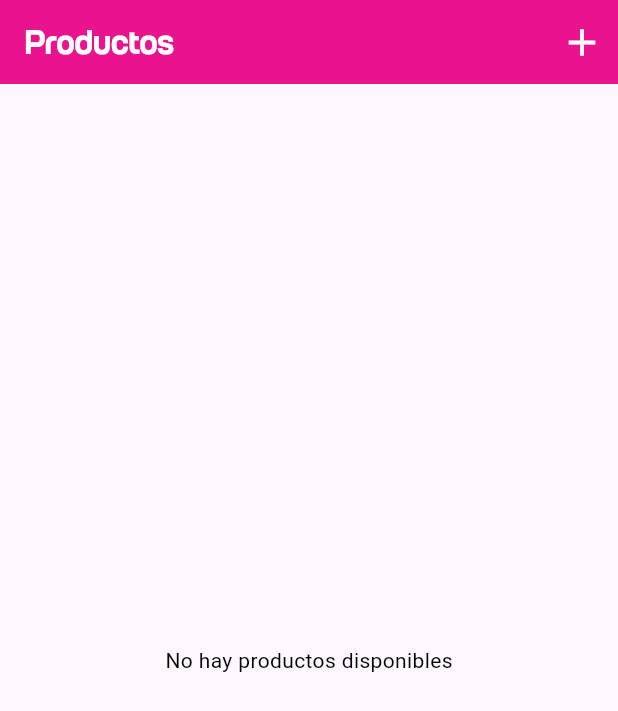
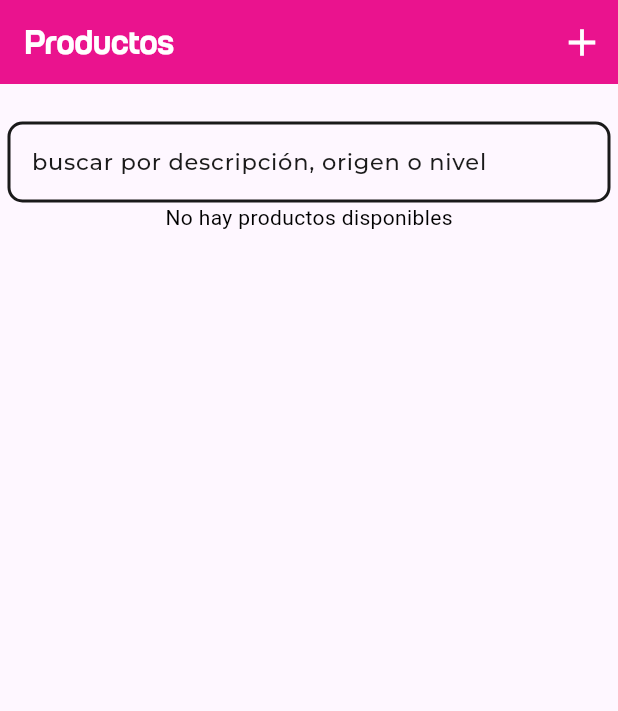
Before and after one commit to Cherrox/e-price, a Flutter app: the ProductosPage screen opened directly with empty values, on a phone screen of 412 x 824 dp. Shown: the top 711 px of the screen. Run offline on Flutter 3.47's test engine with Material 3 defaults, Android fonts, the light colour scheme and no system bars; our stand-ins replace barcode_widget, cached_network_image, cloud_firestore, file_picker, firebase_auth, firebase_core and 8 more; missing offline and left inert: excel, hardware_buttons_find_flutter, simple_barcode_scanner; accounts and stored records are empty; project files that could hold a hidden picture were left out.

Commit message:
add filter in products page

```diff
--- a/lib/src/pages/productos/add_one_product_page copy.dart
+++ b/lib/src/pages/productos/add_one_product_page copy.dart
@@ -56,19 +56,19 @@ class _AddOneProductPageState extends State<AddOneProductPage> {
     _origenController = TextEditingController();
     _especificacionesController = TextEditingController();
     //Para probar
-    _codigoController = TextEditingController(text: "5555555555");
-    _nombreController = TextEditingController(text: "Producto de prueba");
-    _codeController = TextEditingController(text: "5555555555");
-    _precioController = TextEditingController(text: "900");
-    _precioEnteroController = TextEditingController(text: "900");
-    _precioMiembrosController = TextEditingController(text: "785");
-    _nUMSKUController = TextEditingController(text: "5555555555");
-    _atributoController = TextEditingController(text: "DEFAULT");
-    _listPrecioController = TextEditingController(text: "negocio");
-    _unidadController = TextEditingController(text: "UND");
-    _nivelController = TextEditingController(text: "Premium");
-    _origenController = TextEditingController(text: "Dominicana");
-    _especificacionesController = TextEditingController(text: "Nuevo");
+    // _codigoController = TextEditingController(text: "5555555555");
+    // _nombreController = TextEditingController(text: "Producto de prueba");
+    // _codeController = TextEditingController(text: "5555555555");
+    // _precioController = TextEditingController(text: "900");
+    // _precioEnteroController = TextEditingController(text: "900");
+    // _precioMiembrosController = TextEditingController(text: "785");
+    // _nUMSKUController = TextEditingController(text: "5555555555");
+    // _atributoController = TextEditingController(text: "DEFAULT");
+    // _listPrecioController = TextEditingController(text: "negocio");
+    // _unidadController = TextEditingController(text: "UND");
+    // _nivelController = TextEditingController(text: "Premium");
+    // _origenController = TextEditingController(text: "Dominicana");
+    // _especificacionesController = TextEditingController(text: "Nuevo");
     // imageData = widget.productData['imageProduct'];
   }
 
--- a/lib/src/pages/productos/add_product_page.dart
+++ b/lib/src/pages/productos/add_product_page.dart
@@ -57,8 +57,8 @@ class _AddProductPageState extends State<AddProductPage> {
             'userId': widget.userData['id'].toString(),
             'userName': widget.userData['username'].toString(),
             'createdAt': DateTime.now(),
-            'CODIGO DEL ARTICULO': productCode,
-            'CODIGO DE BARRAS': row[1]?.value?.toString() ?? "",
+            'CODIGO DEL ARTICULO': productCode.split(".")[0],
+            'CODIGO DE BARRAS': row[1]?.value?.toString().split(".")[0] ?? "",
             'SKU': row[2]?.value?.toString() ?? '',
             'NOMBRE DEL PRODUCTO': row[3]?.value?.toString() ?? '',
             'PRECIO ENTERO': row[4]?.value?.toString() ?? "",
--- a/lib/src/pages/productos/product_details_page.dart
+++ b/lib/src/pages/productos/product_details_page.dart
@@ -101,7 +101,7 @@ class ProductDetailsPage extends StatelessWidget {
                 ),
                 WidgetRichText(
                   text: 'Código de barras:  ',
-                  text2: productData['CODIGO DE BARRAS'],
+                  text2: int.parse(productData['CODIGO DE BARRAS']).toString(),
                   text3: '',
                   textAlign: TextAlign.start,
                 ),
--- a/lib/src/pages/productos/productos_page.dart
+++ b/lib/src/pages/productos/productos_page.dart
@@ -15,8 +15,10 @@ class ProductosPage extends StatefulWidget {
 }
 
 class _ProductosPageState extends State<ProductosPage> {
+  TextEditingController _searchController = TextEditingController();
   @override
   Widget build(BuildContext context) {
+    var size = MediaQuery.of(context).size;
     return Scaffold(
       appBar: AppBar(
         backgroundColor: AppColors.pink,
@@ -38,15 +40,38 @@ class _ProductosPageState extends State<ProductosPage> {
           ),
         ],
       ),
-      body: StreamBuilder<QuerySnapshot>(
+      body: SafeArea(
+        child: Container(
+          width: size.width,
+          height: size.height,
+          child: Column(
+            children: [
+              Container(
+                padding: const EdgeInsets.symmetric(horizontal: 5),
+                margin: const EdgeInsets.only(
+                  top: 25,
+                  // bottom: 15,
+                ),
+                child: Container(
+                  child: InputDecorationWidget(
+                    hintText: 'Buscar',
+                    labelText: "buscar por descripción, origen o nivel",
+                    controller: _searchController,
+                    onChanged: (p0) => setState(() {}),
+                  ),
+                ),
+              ),
+              StreamBuilder<QuerySnapshot>(
                 stream: FirebaseFirestore.instance
                     .collection('users/${widget.userData['id']}/productos')
                     .orderBy('createdAt', descending: true)
                     .snapshots(),
-        builder: (BuildContext context, AsyncSnapshot<QuerySnapshot> snapshot) {
-          print("QuerySnapshot: 'users/${widget.userData['id']}/productos'");
+                builder: (BuildContext context,
+                    AsyncSnapshot<QuerySnapshot> snapshot) {
+                  print(
+                      "QuerySnapshot: 'users/${widget.userData['id']}/productos'");
                   if (snapshot.connectionState == ConnectionState.waiting) {
-            return const ShimerWidget();
+                    return Expanded(child: const ShimerWidget());
                   }
                   if (snapshot.hasError) {
                     return Center(child: Text('Error: ${snapshot.error}'));
@@ -58,10 +83,32 @@ class _ProductosPageState extends State<ProductosPage> {
                             style: TextStyle(color: AppColors.black)));
                   }
 
-          final products = snapshot.data!.docs;
+                  final products = _searchController.value.text.isEmpty
+                      ? snapshot.data!.docs
+                      : snapshot.data!.docs
+                          .where(
+                            (element) =>
+                                element["NOMBRE DEL PRODUCTO"]
+                                    .toString()
+                                    .toLowerCase()
+                                    .contains(_searchController.value.text
+                                        .toLowerCase()) ||
+                                element["NIVEL"]
+                                    .toString()
+                                    .toLowerCase()
+                                    .contains(_searchController.value.text
+                                        .toLowerCase()) ||
+                                element["ORIGEN"]
+                                    .toString()
+                                    .toLowerCase()
+                                    .contains(_searchController.value.text
+                                        .toLowerCase()),
+                          )
+                          .toList();
 
-          return ListView.builder(
-            physics: const BouncingScrollPhysics(),
+                  return Expanded(
+                    child: ListView.builder(
+                      // physics: const BouncingScrollPhysics(),
                       itemCount: products.length,
                       itemBuilder: (context, index) {
                         final product = products[index];
@@ -78,16 +125,21 @@ class _ProductosPageState extends State<ProductosPage> {
                             title: Column(
                               crossAxisAlignment: CrossAxisAlignment.start,
                               children: [
-                      Text(data['NOMBRE DEL PRODUCTO'] ?? 'Producto sin nombre',
-                          style:
-                              const TextStyle(fontFamily: "PB", fontSize: 18)),
-                      Text('Código de barras: ${data['CODIGO DE BARRAS']}',
-                          style:
-                              const TextStyle(fontFamily: "PR", fontSize: 14)),
+                                Text(
+                                    data['NOMBRE DEL PRODUCTO'] ??
+                                        'Producto sin nombre',
+                                    style: const TextStyle(
+                                        fontFamily: "PB", fontSize: 18)),
+                                Text(
+                                    'Código de barras: ${data['CODIGO DE BARRAS']}',
+                                    style: const TextStyle(
+                                        fontFamily: "PR", fontSize: 14)),
                               ],
                             ),
-                  subtitle: Text('Precio: ${data['PRECIO'] ?? 'No disponible'}',
-                      style: const TextStyle(fontFamily: "PR", fontSize: 14)),
+                            subtitle: Text(
+                                'Precio: ${data['PRECIO'] ?? 'No disponible'}',
+                                style: const TextStyle(
+                                    fontFamily: "PR", fontSize: 14)),
                             onTap: () {
                               // ver los detalles del producto
                               Navigator.push(
@@ -107,7 +159,8 @@ class _ProductosPageState extends State<ProductosPage> {
                                     fit: BoxFit.cover,
                                     cacheKey: image,
                                     imageUrl: image,
-                          imageBuilder: (context, imageProvider) => ClipRRect(
+                                    imageBuilder: (context, imageProvider) =>
+                                        ClipRRect(
                                       borderRadius: BorderRadius.circular(10),
                                       child: Image(
                                           image: imageProvider,
@@ -118,15 +171,18 @@ class _ProductosPageState extends State<ProductosPage> {
                                     placeholder: (context, url) => ClipRRect(
                                       borderRadius: BorderRadius.circular(10),
                                       child: const Image(
-                                image: AssetImage('assets/gif/animc.gif'),
+                                          image: AssetImage(
+                                              'assets/gif/animc.gif'),
                                           fit: BoxFit.cover,
                                           width: 60,
                                           height: 60),
                                     ),
-                          errorWidget: (context, url, error) => ClipRRect(
+                                    errorWidget: (context, url, error) =>
+                                        ClipRRect(
                                       borderRadius: BorderRadius.circular(10),
                                       child: const Image(
-                                image: AssetImage('assets/images/noimage.png'),
+                                          image: AssetImage(
+                                              'assets/images/noimage.png'),
                                           fit: BoxFit.cover,
                                           width: 60,
                                           height: 60),
@@ -154,13 +210,19 @@ class _ProductosPageState extends State<ProductosPage> {
                                     ),
                                   );
                                 },
-                      icon: const Icon(Icons.edit, color: AppColors.pink)),
+                                icon: const Icon(Icons.edit,
+                                    color: AppColors.pink)),
                           ),
-              );
-            },
                         );
                       },
                     ),
                   );
+                },
+              ),
+            ],
+          ),
+        ),
+      ),
+    );
   }
 }
```
Lines whose indentation alone changed are shown as unchanged.
